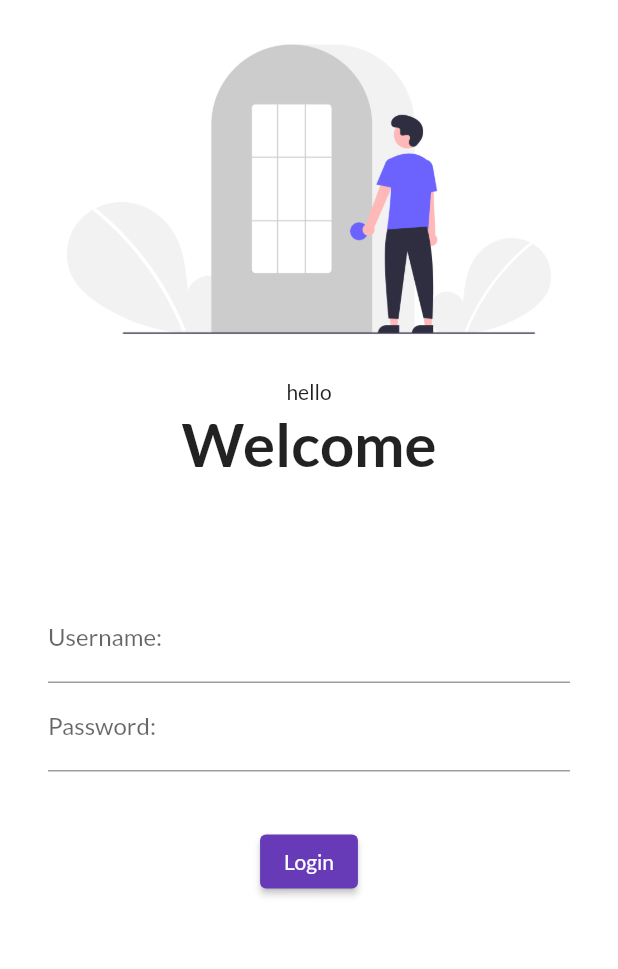
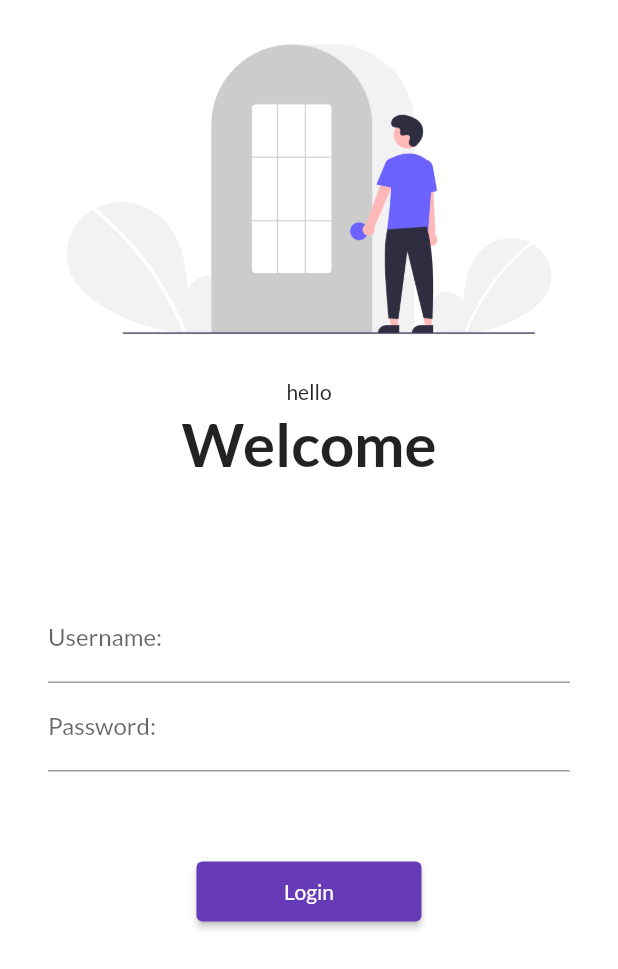
Before and after one commit to 20F-0219/30_days_of_flutter, a Flutter app: the screen it shows after launch, on a phone screen of 412 x 824 dp. Shown: the top 969 px of the screen. Run offline on Flutter 3.47's test engine with Material 2 defaults, Android fonts, the phone set to English and light mode, and no system bars; our stand-ins replace google_fonts.

Commit message:
fifth commit

```diff
--- a/lib/main.dart
+++ b/lib/main.dart
@@ -1,5 +1,6 @@
 import 'package:flutter/material.dart';
 import 'package:google_fonts/google_fonts.dart';
+import 'utils/routes.dart';
 
 // import all user-defined pages
 import 'pages/home_page.dart';
@@ -19,7 +20,9 @@ class MyApp extends StatelessWidget {
   @override
   // all UI work is done in build() function
   Widget build(BuildContext context) {
+
     return MaterialApp(
+    debugShowCheckedModeBanner: false,
       //home: Homepage(),
       //for light mode
       themeMode: ThemeMode.light,
@@ -37,7 +40,9 @@ class MyApp extends StatelessWidget {
       routes: {
         "/":(context)=>loginpage(),
        //"/login": (context)=>loginpage(),
-        "/home":(context)=>Homepage(),
+
+        MyRoutes.HomeRoute:(context)=>Homepage(),
+        MyRoutes.LoginRoute:(context)=>loginpage(),
       },
     );
   }
--- a/lib/pages/login_page.dart
+++ b/lib/pages/login_page.dart
@@ -1,14 +1,18 @@
 import 'package:flutter/material.dart';
+import 'package:learning_flutter/utils/routes.dart';
 
 class loginpage extends StatelessWidget {
   @override
   Widget build(BuildContext context) {
     return Material(
       color: Colors.white,
+      child: SingleChildScrollView(
           child: Column(
             children: [
               Image.asset("assets/images/login_image.png",
-          fit: BoxFit.cover),
+                  fit: BoxFit.cover,
+                  //height: 500.0,
+              ),
               SizedBox(
                 height: 20.0,
                 child: Text("hello"),
@@ -49,16 +53,20 @@ class loginpage extends StatelessWidget {
               ),
               //--------------------------------------
               SizedBox(
-            height:20.0,
+                height:40.0,
               ),
+              //======= Login button =========
               ElevatedButton(
                 onPressed: (){
-                print("hello world");
+                 Navigator.pushNamed(context, MyRoutes.HomeRoute);
                 },
+                style: TextButton.styleFrom(minimumSize: Size(150, 40)),
                 child: Text("Login"),
               )
             ],
           )
+      ),
+
     );
   }
 }
--- a/lib/utils/routes.dart
+++ b/lib/utils/routes.dart
@@ -0,0 +1,8 @@
+import 'package:flutter/material.dart';
+
+
+
+class MyRoutes{
+  static String LoginRoute="/login";
+  static String HomeRoute="/home";
+}
```
Lines whose indentation alone changed are shown as unchanged.
